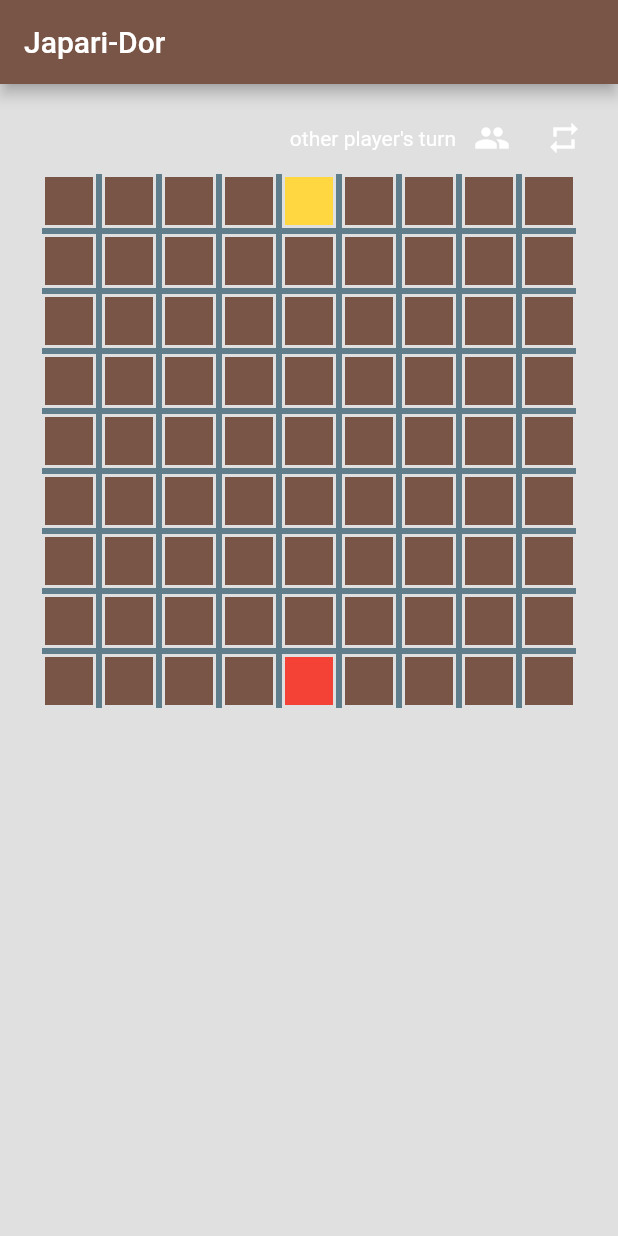
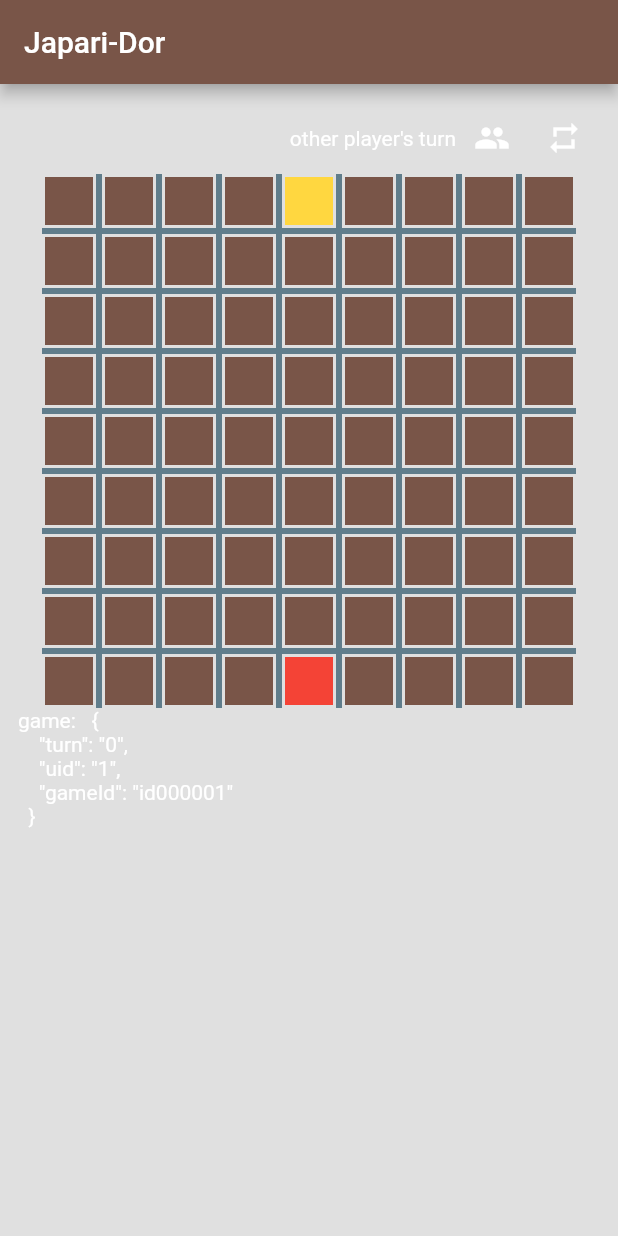
Before and after one commit to japari-dev/Japari-Dor, a Flutter app: the screen it shows after launch, after a tap on the "people" icon, on a phone screen of 412 x 824 dp. Run offline on Flutter 3.47's test engine with Material 2 defaults, Android fonts, the phone set to English and light mode, and no system bars; our stand-ins replace cloud_firestore; accounts and stored records are empty.

Commit message:
ゲームの初期化処理が失敗するバグを修正

```diff
--- a/lib/components/game.dart
+++ b/lib/components/game.dart
@@ -67,7 +67,15 @@ class Game extends StatelessWidget {
                       );
                     },
                   ).toList(),
-            )
+            ),
+            Row(
+              children: [
+                Text(
+                  'game: ${game.toJson()}',
+                  style: TextStyle(color: Colors.white),
+                ),
+              ],
+            ),
           ],
         );
       },
--- a/lib/state/game_controller.dart
+++ b/lib/state/game_controller.dart
@@ -7,9 +7,12 @@ import 'package:flutter/material.dart';
 
 class GameController extends ChangeNotifier {
   DocumentReference _gameRef;
-  List<Player> _players = [];
+  List<Player> _players = [
+    Player(0, 0, 0),
+    Player(1, 0, 0),
+  ];
   int _uid;
-  int _turn;
+  int _turn = 0;
   StreamSubscription _actionSub;
   Player _winner;
 
@@ -24,6 +27,7 @@ class GameController extends ChangeNotifier {
 
   void join(int uid, String gameId) {
     _gameRef = Firestore.instance.collection('games').document(gameId);
+    _turn = 0;
     _uid = uid;
     _actionSub?.cancel();
     _actionSub = _gameRef
@@ -40,32 +44,36 @@ class GameController extends ChangeNotifier {
             _turn = max<int>(_turn, data['turn']);
             movePlayer(data['uid'], data['x'], data['y']);
             _judge();
-            notifyListeners();
           },
         );
+        notifyListeners();
       },
     );
   }
 
   Future<DocumentReference> initGame() async {
-    _turn = 0;
-    _players = [
-      Player(0, 4, 8),
-      Player(1, 4, 0),
-    ];
-    _winner = null;
-    notifyListeners();
-    return await Firestore.instance
+    final gameRef = await Firestore.instance
         .collection('games')
         .add({'createdAt': DateTime.now()});
+    await Firestore.instance
+        .collection('games/${gameRef.documentID}/actions')
+        .add(
+      {'turn': 0, 'uid': 0, 'x': 4, 'y': 8},
+    );
+    await Firestore.instance
+        .collection('games/${gameRef.documentID}/actions')
+        .add(
+      {'turn': 0, 'uid': 1, 'x': 4, 'y': 0},
+    );
+    return gameRef;
   }
 
   void battle() {
     Firestore.instance
         .collection('games')
         .orderBy('createdAt', descending: true)
-        .snapshots()
-        .listen((event) {
+        .getDocuments()
+        .then((event) {
       join(1, event.documents.first.documentID);
     });
   }
@@ -95,6 +103,13 @@ class GameController extends ChangeNotifier {
       _winner = null;
     }
   }
+
+  String toJson() => '''
+  {
+    "turn": "$_turn",
+    "uid": "$_uid",
+    "gameId": "${_gameRef?.documentID}"
+  }''';
 }
 
 class Player {
```
